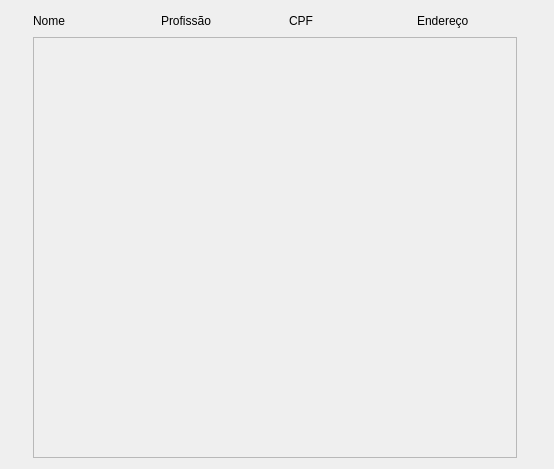
The window that view/funcionarios_page.ui (Kaesinasprod/Sistema-de-Funcionarios) describes before a commit, drawn with Qt 5.
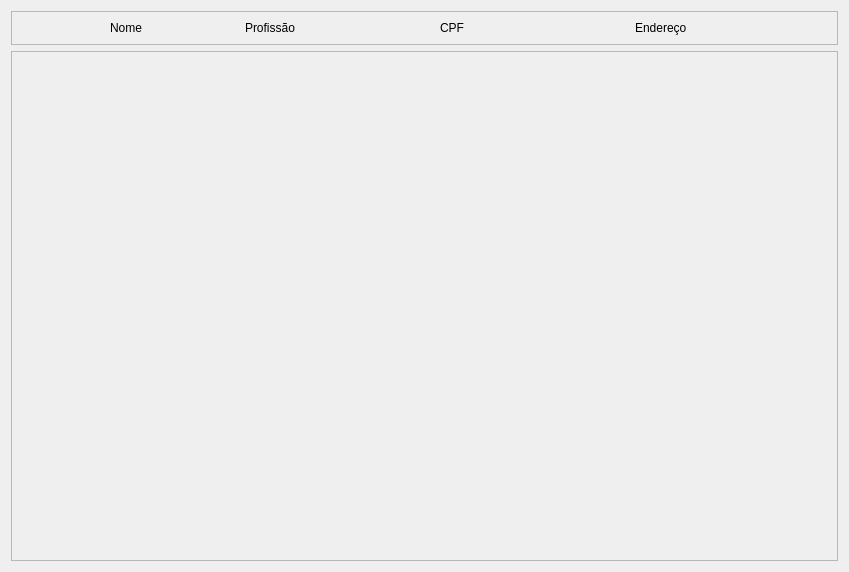
The same window after the commit.

What changed in the file:
```diff
--- a/view/funcionarios_page.ui
+++ b/view/funcionarios_page.ui
@@ -6,28 +6,97 @@
    <rect>
     <x>0</x>
     <y>0</y>
-    <width>554</width>
-    <height>469</height>
+    <width>849</width>
+    <height>572</height>
    </rect>
   </property>
   <property name="windowTitle">
    <string>Form</string>
   </property>
-  <layout class="QGridLayout" name="gridLayout">
-   <item row="0" column="3">
-    <widget class="QLabel" name="label_4">
-     <property name="maximumSize">
-      <size>
-       <width>100</width>
-       <height>20</height>
-      </size>
+  <layout class="QVBoxLayout" name="verticalLayout_2">
+   <item>
+    <widget class="QFrame" name="frame">
+     <property name="sizePolicy">
+      <sizepolicy hsizetype="Preferred" vsizetype="Fixed">
+       <horstretch>0</horstretch>
+       <verstretch>0</verstretch>
+      </sizepolicy>
      </property>
-     <property name="text">
-      <string>Endereço</string>
+     <property name="frameShape">
+      <enum>QFrame::StyledPanel</enum>
      </property>
+     <property name="frameShadow">
+      <enum>QFrame::Raised</enum>
+     </property>
+     <layout class="QGridLayout" name="gridLayout">
+      <item row="1" column="0">
+       <widget class="QLabel" name="label">
+        <property name="sizePolicy">
+         <sizepolicy hsizetype="Preferred" vsizetype="Preferred">
+          <horstretch>0</horstretch>
+          <verstretch>0</verstretch>
+         </sizepolicy>
+        </property>
+        <property name="minimumSize">
+         <size>
+          <width>0</width>
+          <height>0</height>
+         </size>
+        </property>
+        <property name="maximumSize">
+         <size>
+          <width>40</width>
+          <height>20</height>
+         </size>
+        </property>
+        <property name="text">
+         <string>Nome</string>
+        </property>
+       </widget>
+      </item>
+      <item row="1" column="2">
+       <widget class="QLabel" name="label_3">
+        <property name="maximumSize">
+         <size>
+          <width>100</width>
+          <height>20</height>
+         </size>
+        </property>
+        <property name="text">
+         <string>CPF</string>
+        </property>
+       </widget>
+      </item>
+      <item row="1" column="1">
+       <widget class="QLabel" name="label_2">
+        <property name="maximumSize">
+         <size>
+          <width>100</width>
+          <height>20</height>
+         </size>
+        </property>
+        <property name="text">
+         <string>Profissão</string>
+        </property>
+       </widget>
+      </item>
+      <item row="1" column="3">
+       <widget class="QLabel" name="label_4">
+        <property name="maximumSize">
+         <size>
+          <width>100</width>
+          <height>20</height>
+         </size>
+        </property>
+        <property name="text">
+         <string>Endereço</string>
+        </property>
+       </widget>
+      </item>
+     </layout>
     </widget>
    </item>
-   <item row="1" column="0" colspan="4">
+   <item>
     <widget class="QScrollArea" name="scrollArea">
      <property name="sizePolicy">
       <sizepolicy hsizetype="Preferred" vsizetype="Preferred">
@@ -55,7 +124,7 @@
        <rect>
         <x>0</x>
         <y>0</y>
-        <width>485</width>
+        <width>829</width>
         <height>20</height>
        </rect>
       </property>
@@ -73,57 +142,6 @@
      </widget>
     </widget>
    </item>
-   <item row="0" column="0">
-    <widget class="QLabel" name="label">
-     <property name="sizePolicy">
-      <sizepolicy hsizetype="Preferred" vsizetype="Preferred">
-       <horstretch>0</horstretch>
-       <verstretch>0</verstretch>
-      </sizepolicy>
-     </property>
-     <property name="minimumSize">
-      <size>
-       <width>0</width>
-       <height>0</height>
-      </size>
-     </property>
-     <property name="maximumSize">
-      <size>
-       <width>100</width>
-       <height>20</height>
-      </size>
-     </property>
-     <property name="text">
-      <string>Nome</string>
-     </property>
-    </widget>
-   </item>
-   <item row="0" column="2">
-    <widget class="QLabel" name="label_3">
-     <property name="maximumSize">
-      <size>
-       <width>100</width>
-       <height>20</height>
-      </size>
-     </property>
-     <property name="text">
-      <string>CPF</string>
-     </property>
-    </widget>
-   </item>
-   <item row="0" column="1">
-    <widget class="QLabel" name="label_2">
-     <property name="maximumSize">
-      <size>
-       <width>100</width>
-       <height>20</height>
-      </size>
-     </property>
-     <property name="text">
-      <string>Profissão</string>
-     </property>
-    </widget>
-   </item>
   </layout>
  </widget>
  <resources/>
```
